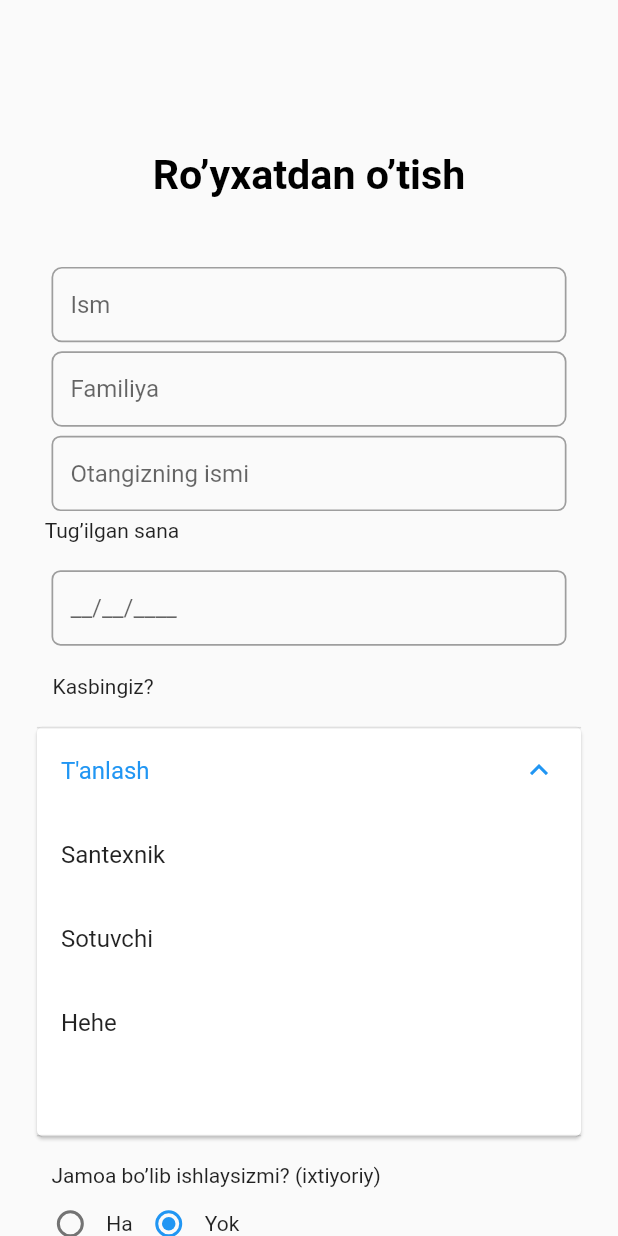
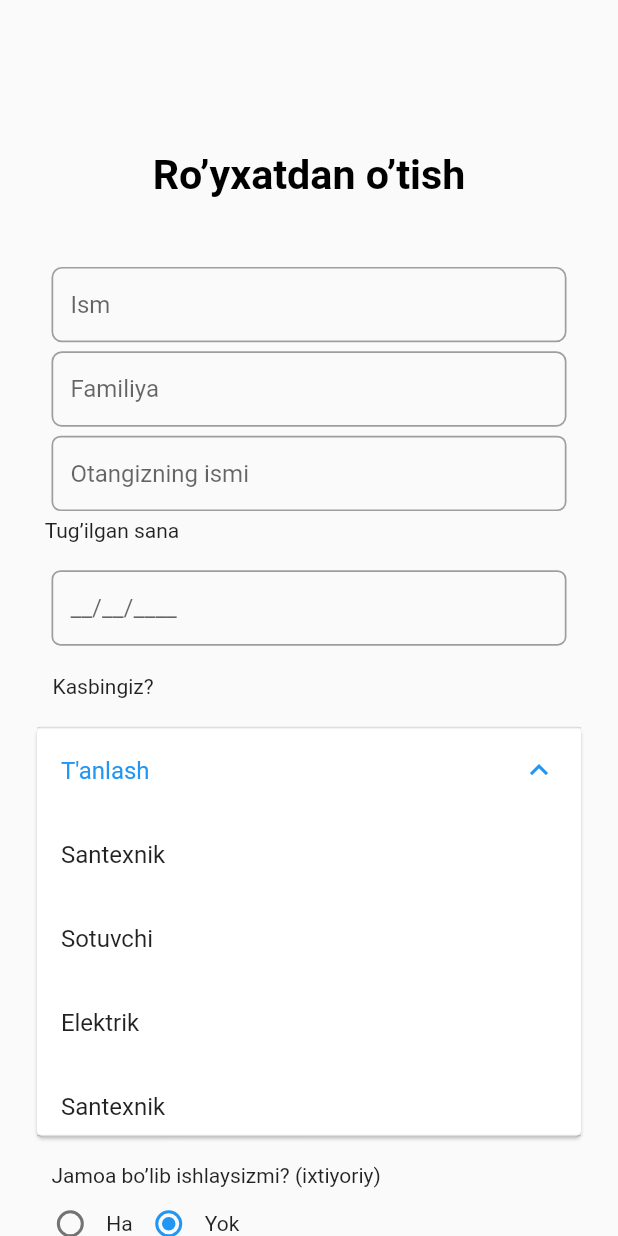
Before and after one commit to umarkhosilo/Epa_ustalar_uchun_project, a Flutter app: the screen it shows after launch, after a tap on "T'anlash", on a phone screen of 412 x 824 dp. Run offline on Flutter 3.47's test engine with Material 2 defaults, Android fonts, the phone set to English and light mode, and no system bars; our stand-ins replace dropdown_button2, flutter_screenutil; missing offline and left inert: expansion_widget.

Commit message:
First Upload

```diff
--- a/lib/Boglanish.dart
+++ b/lib/Boglanish.dart
@@ -53,11 +53,11 @@ class _BoglanishPageState extends State<BoglanishPage>
               height: 120,
             ),
             Container(
-              width: 76,
-              height: 76,
+              width: 120.w,
+              height: 120.h,
               decoration: BoxDecoration(
                   image:
-                      DecorationImage(image: AssetImage("assets/ptichka.png"))),
+                      DecorationImage(image: AssetImage("assets/images/ptichka.png"))),
             ),
             SizedBox(
               height: 260,
--- a/lib/Registraciya.dart
+++ b/lib/Registraciya.dart
@@ -1,5 +1,4 @@
 import 'libruaryclass.dart';
-
 
 class Registraciya extends StatefulWidget {
   const Registraciya({Key? key}) : super(key: key);
@@ -24,7 +23,7 @@ bool userraqamonclick = false;
 bool usertelonclick = false;
 String _JamoIsh = "false";
 bool _jamoishenabled = false;
-List<String> listIsh = ["Santexnik", "Sotuvchi", "Hehe"];
+List<String> listIsh = ["Santexnik", "Sotuvchi", "Elektrik","Santexnik","Mexanik"];
 List<String> listTuman = [
   "Olmazor",
   "QoraQamich",
@@ -40,9 +39,10 @@ List<String> listViloyat = [
   "Hiva",
   "Qoraqalpokiston",
 ];
+String Tumantitle = "Tuman";
 String _ishTanlash = "T'anlash";
-String YashashjoingizViloyat = "  Viloyat";
-String YashashjoingizTuman = "Tuman";
+String ViloyatTitle = "Viloyat";
+
 TextEditingController qoshimchatelcontrol = TextEditingController();
 TextEditingController usertelcontrol = TextEditingController();
 TextEditingController namecontrol = TextEditingController();
@@ -52,10 +52,27 @@ TextEditingController logincontrol = TextEditingController();
 TextEditingController tugilgansanacontrol = TextEditingController();
 
 class _RegistraciyaState extends State<Registraciya> {
+  void initState() {
+    WidgetsBinding.instance.addPostFrameCallback((timeStamp) {
+      Provider.of<RegionProvider>(context, listen: false).getdata();
+    });
+    super.initState();
+  }
+
   @override
   Widget build(BuildContext context) {
-          return Scaffold(
-              body: SingleChildScrollView(
+    return Scaffold(body: Consumer<RegionProvider>(
+        builder: (BuildContext context, RegionProvider snapshot, child) {
+      if (snapshot.isLoading) {
+        return Center(
+          child: CircularProgressIndicator(
+            color: Colors.green,
+            strokeWidth: 5,
+          ),
+        );
+      }
+
+      return SingleChildScrollView(
         child: Container(
           alignment: Alignment.center,
           child: Column(children: [
@@ -287,59 +304,78 @@ class _RegistraciyaState extends State<Registraciya> {
             SizedBox(
               height: 10.h,
             ),
+
+
+
+
             Container(
+              height: 60.h,
               margin: EdgeInsets.symmetric(horizontal: 15.w),
               child: Card(
-                      child: ExpansionTile(
-                        title: Text(YashashjoingizViloyat),
+                child: DropdownButtonFormField2<RegionModel>(
+                  dropdownMaxHeight: 200.h,
+                  hint: Container(
+                    padding: EdgeInsets.symmetric(horizontal: 15.w),
+                    child: Text(ViloyatTitle),
+                  ),
+                  icon: Container(
+                      margin: EdgeInsets.symmetric(horizontal: 15.w),
+                      child: Icon(Icons.arrow_drop_down)),
+                  buttonHeight: 60,
+                  items: snapshot.data
+                      .map((v) => DropdownMenuItem<RegionModel>(
+                            value: v,
+                            child: Row(
                               children: [
-                          Container(
-                              height: 180.h,
-                              child: ListView.builder(
-                                  itemCount: listViloyat.length,
-                                  itemBuilder: (((context, index){
-                                    return InkWell(
-                                      onTap: () {
-                                        setState(() {
-                                          YashashjoingizViloyat =
-                                              listViloyat[index];
-                                              print(YashashjoingizViloyat);
-
-                                        });
-                                      },
-                                      child: ListTile(title: Text(listViloyat[index])),
-                                    );
-                                  }))))
+                                Container(child: Text(v.title.toString())),
+                                Container()
                               ],
                             ),
-                    )),
+                          ))
+                      .toList(),
+                  onChanged: (_value) {
+                    ViloyatTitle = (_value.toString());
+                  },
+                ),
+              ),
+            ),
+
+
+
+
             SizedBox(
               height: 4.h,
             ),
             Container(
+              height: 60.h,
               margin: EdgeInsets.symmetric(horizontal: 15.w),
-                    child:Card(
-                      child: ExpansionTile(
-                        title: Text(YashashjoingizTuman),
+              child: Card(
+                child: DropdownButtonFormField2<RegionModel>(
+                  dropdownMaxHeight: 200.h,
+                  hint: Container(
+                    padding: EdgeInsets.symmetric(horizontal: 15.w),
+                    child: Container(child: Text(Tumantitle)),
+                  ),
+                  icon: Container(
+                      margin: EdgeInsets.symmetric(horizontal: 15.w),
+                      child: Icon(Icons.arrow_drop_down)),
+                  buttonHeight: 60,
+                  items: snapshot.data
+                      .map((v) => DropdownMenuItem<RegionModel>(
+                            value: v,
+                            child: Row(
                               children: [
-                          Container(
-                              height: 180.h,
-                              child: ListView.builder(
-                                  itemCount: listTuman.length,
-                                  itemBuilder: (((context, index) {
-                                    return InkWell(
-                                      onTap: () {
-                                        setState(() {
-                                          YashashjoingizTuman = listTuman[index];
-                                          print(YashashjoingizTuman);
-                                        });
-                                      },
-                                      child: ListTile(title: Text(listTuman[index])),
-                                    );
-                                  }))))
+                                Container(child: Text(v.region![1])),
                               ],
                             ),
-                    )),
+                          ))
+                      .toList(),
+                  onChanged: (_value) {
+                    Tumantitle = (_value.toString());
+                  },
+                ),
+              ),
+            ),
             SizedBox(
               height: 16.h,
             ),
@@ -480,6 +516,7 @@ class _RegistraciyaState extends State<Registraciya> {
             )
           ]),
         ),
-          ));
+      );
+    }));
   }
 }
--- a/lib/Repasitory/Registor/regionProvider.dart
+++ b/lib/Repasitory/Registor/regionProvider.dart
@@ -10,7 +10,7 @@ class RegionProvider extends ChangeNotifier {
   Future<void> getdata() async {
     set(true);
     data = await RegionService().regionservice();
-    print(data);
+    print(data.length);
     set(false);
   }
 }
--- a/lib/main.dart
+++ b/lib/main.dart
@@ -20,7 +20,7 @@ class MyApp extends StatelessWidget {
         splitScreenMode: true,
         builder: (context, child) {
           return MaterialApp(
-              debugShowCheckedModeBanner: false, home:  Registraciya(),);
+              debugShowCheckedModeBanner: false, home:  Registraciya());
         });
   }
 }
```
Also changed, not shown: lib/NavigationBar/ProfilPage.dart (+10 -2 lines). Lines whose indentation alone changed are shown as unchanged.
